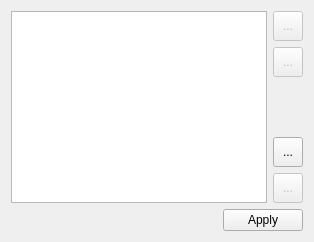
Above: src/gui/widgets/dictionarysettings.ui from ripose-jp/Memento before the change. Below: the same form after it.
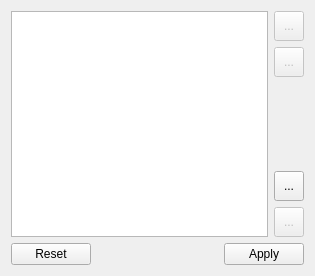
That is the form after the change.

```diff
--- a/src/gui/widgets/dictionarysettings.ui
+++ b/src/gui/widgets/dictionarysettings.ui
@@ -2,6 +2,14 @@
 <ui version="4.0">
  <class>DictionarySettings</class>
  <widget class="QWidget" name="DictionarySettings">
+  <property name="geometry">
+   <rect>
+    <x>0</x>
+    <y>0</y>
+    <width>315</width>
+    <height>276</height>
+   </rect>
+  </property>
   <property name="sizePolicy">
    <sizepolicy hsizetype="Expanding" vsizetype="Expanding">
     <horstretch>0</horstretch>
@@ -114,7 +122,7 @@
    <item>
     <widget class="QDialogButtonBox" name="buttonBox">
      <property name="standardButtons">
-      <set>QDialogButtonBox::Apply</set>
+      <set>QDialogButtonBox::Apply|QDialogButtonBox::Reset</set>
      </property>
     </widget>
    </item>
```
